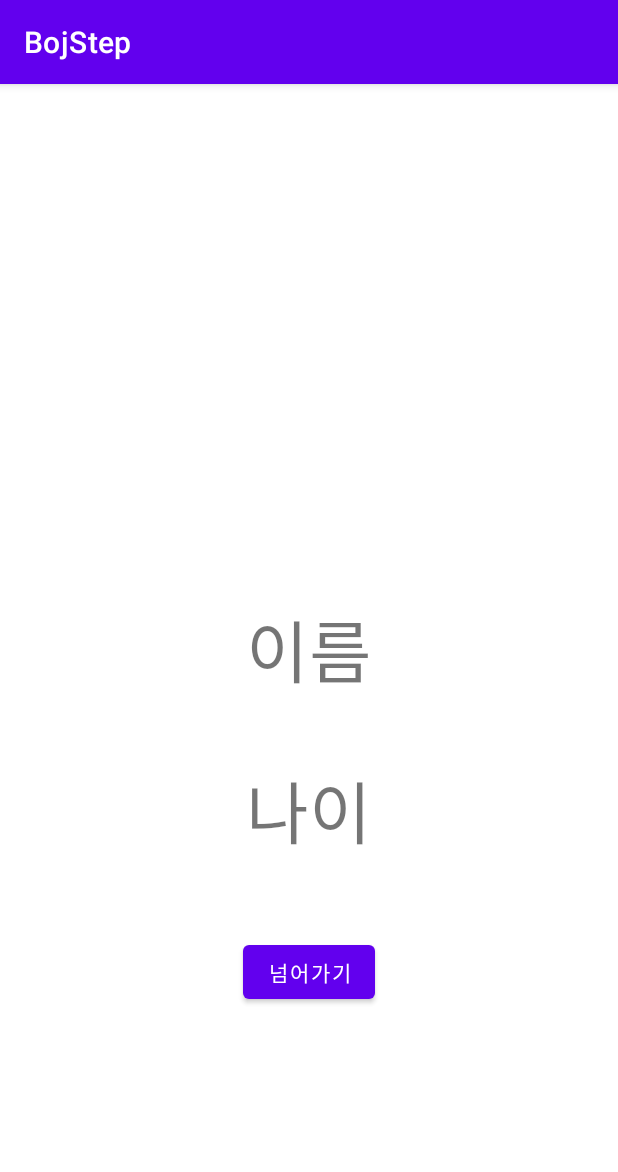
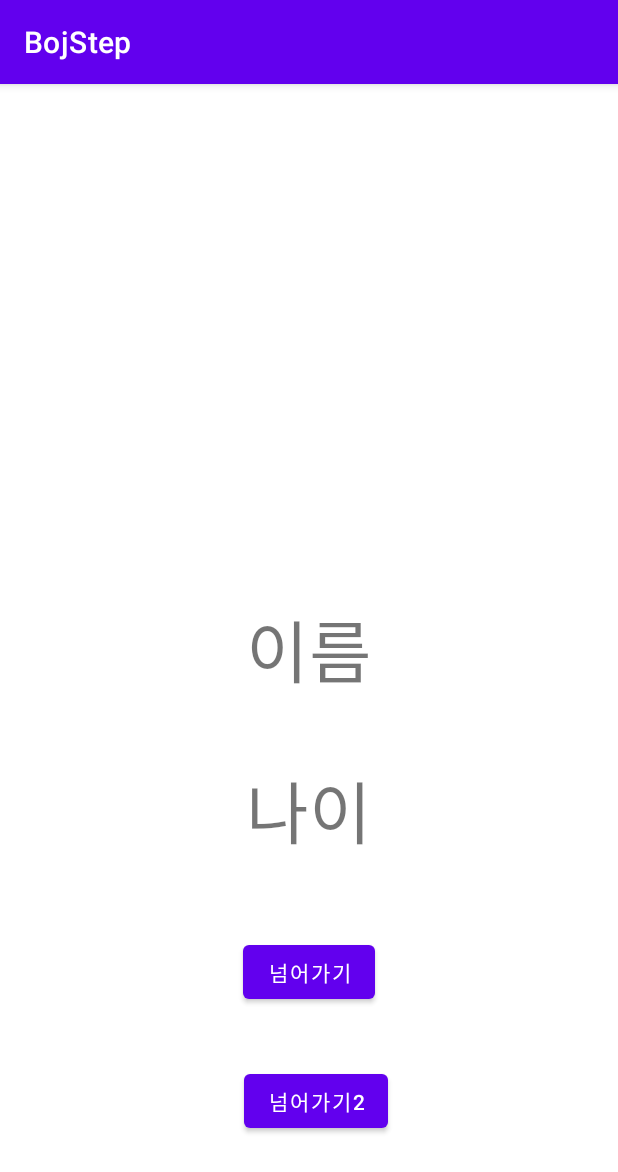
Before and after one commit to dltmddyd321/CodingTest-Study, an Android app: the screen it shows after launch (MainActivity), on a phone screen of 412 x 824 dp. Shown: the top 1172 px of the screen. Run offline under Robolectric (Android 15) with nearby library versions, the phone set to English and light mode, and no system bars.

Commit message:
Rx-EditText
- Rx를 활용하여 EditText에 대한 변화를 debounce 간격을 통해 감지할 수 있다.

```diff
--- a/Kotlin/BOJSteps/BojStep/app/build.gradle
+++ b/Kotlin/BOJSteps/BojStep/app/build.gradle
@@ -33,6 +33,11 @@ android {
 
 dependencies {
 
+    implementation 'com.jakewharton.rxbinding4:rxbinding:4.0.0'
+    implementation("io.reactivex.rxjava3:rxkotlin:3.0.1")
+    implementation 'io.reactivex.rxjava3:rxandroid:3.0.2'
+    implementation 'io.reactivex.rxjava3:rxjava:3.1.5'
+
     implementation 'androidx.core:core-ktx:1.7.0'
     implementation 'androidx.appcompat:appcompat:1.5.0'
     implementation 'com.google.android.material:material:1.6.1'
--- a/Kotlin/BOJSteps/BojStep/app/src/main/java/com/sycompany/bojstep/MainActivity.kt
+++ b/Kotlin/BOJSteps/BojStep/app/src/main/java/com/sycompany/bojstep/MainActivity.kt
@@ -15,7 +15,9 @@ class MainActivity : AppCompatActivity() {
     private lateinit var textName : TextView
     private lateinit var textAge : TextView
     private lateinit var nextBtn : Button
+    private lateinit var nextBtn2 : Button
 
+    @SuppressLint("MissingInflatedId")
     override fun onCreate(savedInstanceState: Bundle?) {
         super.onCreate(savedInstanceState)
         setContentView(R.layout.activity_main)
@@ -23,12 +25,18 @@ class MainActivity : AppCompatActivity() {
         textName = findViewById(R.id.textName)
         textAge = findViewById(R.id.textAge)
         nextBtn = findViewById(R.id.nextBtn)
+        nextBtn2 = findViewById(R.id.nextBtnTwo)
 
         initResultText()
 
         nextBtn.setOnClickListener {
             val intent = Intent(this,SecondActivity::class.java)
             resultLauncher.launch(intent) // startActivityForResult 랑 동일한 기능 이다.
+        }
+
+        nextBtn2.setOnClickListener {
+            val intent = Intent(this,RxActivity::class.java)
+            startActivity(intent)
         }
     }
 
--- a/Kotlin/BOJSteps/BojStep/app/src/main/res/layout/activity_main.xml
+++ b/Kotlin/BOJSteps/BojStep/app/src/main/res/layout/activity_main.xml
@@ -37,4 +37,15 @@
         app:layout_constraintEnd_toEndOf="parent"
         app:layout_constraintStart_toStartOf="parent"
         app:layout_constraintTop_toBottomOf="@+id/textAge" />
+
+    <Button
+        android:id="@+id/nextBtnTwo"
+        android:layout_width="wrap_content"
+        android:layout_height="wrap_content"
+        android:layout_marginTop="136dp"
+        android:text="넘어가기2"
+        app:layout_constraintEnd_toEndOf="parent"
+        app:layout_constraintHorizontal_bias="0.514"
+        app:layout_constraintStart_toStartOf="parent"
+        app:layout_constraintTop_toBottomOf="@+id/textAge" />
 </androidx.constraintlayout.widget.ConstraintLayout>
```
Also changed, not shown: Kotlin/BOJSteps/BojStep/app/src/main/AndroidManifest.xml (+7 -0 lines), Kotlin/BOJSteps/BojStep/app/src/main/java/com/sycompany/bojstep/RxActivity.kt (added, +45 -0 lines), Kotlin/BOJSteps/BojStep/app/src/main/res/layout/activity_rx.xml (added, +31 -0 lines).
